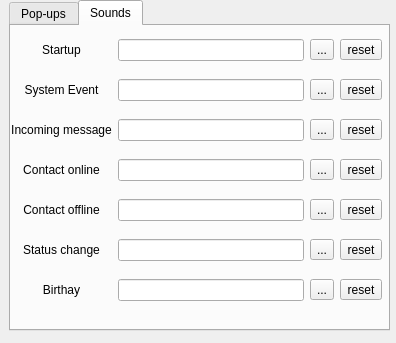
First picture: the form in ui/settings.ui, repository ZloeSabo/qutim-0.2-growlnotifications, before the edit.
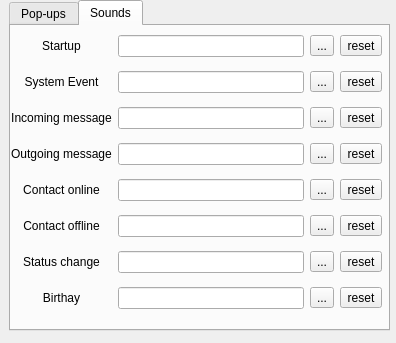
Second picture: the form after the edit.

```diff
--- a/ui/settings.ui
+++ b/ui/settings.ui
@@ -144,28 +144,28 @@
         </property>
        </widget>
       </item>
-      <item row="5" column="1">
-       <widget class="QLineEdit" name="OnlineFilename">
-        <property name="text">
-         <string/>
-        </property>
-       </widget>
-      </item>
       <item row="6" column="1">
-       <widget class="QLineEdit" name="OfflineFilename">
+       <widget class="QLineEdit" name="OnlineFilename">
         <property name="text">
          <string/>
         </property>
        </widget>
       </item>
       <item row="7" column="1">
-       <widget class="QLineEdit" name="StatusChangeFilename">
+       <widget class="QLineEdit" name="OfflineFilename">
         <property name="text">
          <string/>
         </property>
        </widget>
       </item>
       <item row="8" column="1">
+       <widget class="QLineEdit" name="StatusChangeFilename">
+        <property name="text">
+         <string/>
+        </property>
+       </widget>
+      </item>
+      <item row="9" column="1">
        <widget class="QLineEdit" name="BirthdayFilename">
         <property name="text">
          <string/>
@@ -186,28 +186,28 @@
         </property>
        </widget>
       </item>
-      <item row="5" column="2">
-       <widget class="QToolButton" name="onlineSet">
-        <property name="text">
-         <string>...</string>
-        </property>
-       </widget>
-      </item>
       <item row="6" column="2">
-       <widget class="QToolButton" name="offlineSet">
+       <widget class="QToolButton" name="onlineSet">
         <property name="text">
          <string>...</string>
         </property>
        </widget>
       </item>
       <item row="7" column="2">
-       <widget class="QToolButton" name="statuschangeSet">
+       <widget class="QToolButton" name="offlineSet">
         <property name="text">
          <string>...</string>
         </property>
        </widget>
       </item>
       <item row="8" column="2">
+       <widget class="QToolButton" name="statuschangeSet">
+        <property name="text">
+         <string>...</string>
+        </property>
+       </widget>
+      </item>
+      <item row="9" column="2">
        <widget class="QToolButton" name="birthdaySet">
         <property name="text">
          <string>...</string>
@@ -240,7 +240,7 @@
         </property>
        </widget>
       </item>
-      <item row="5" column="0">
+      <item row="6" column="0">
        <widget class="QLabel" name="label_5">
         <property name="text">
          <string>Contact online</string>
@@ -253,7 +253,7 @@
         </property>
        </widget>
       </item>
-      <item row="6" column="0">
+      <item row="7" column="0">
        <widget class="QLabel" name="label_6">
         <property name="text">
          <string>Contact offline</string>
@@ -266,7 +266,7 @@
         </property>
        </widget>
       </item>
-      <item row="7" column="0">
+      <item row="8" column="0">
        <widget class="QLabel" name="label_7">
         <property name="text">
          <string>Status change</string>
@@ -279,7 +279,7 @@
         </property>
        </widget>
       </item>
-      <item row="8" column="0">
+      <item row="9" column="0">
        <widget class="QLabel" name="label_8">
         <property name="text">
          <string>Birthay</string>
@@ -306,28 +306,28 @@
         </property>
        </widget>
       </item>
-      <item row="5" column="3">
-       <widget class="QToolButton" name="onlineReset">
-        <property name="text">
-         <string>reset</string>
-        </property>
-       </widget>
-      </item>
       <item row="6" column="3">
-       <widget class="QToolButton" name="offlineReset">
+       <widget class="QToolButton" name="onlineReset">
         <property name="text">
          <string>reset</string>
         </property>
        </widget>
       </item>
       <item row="7" column="3">
-       <widget class="QToolButton" name="statuschangeReset">
+       <widget class="QToolButton" name="offlineReset">
         <property name="text">
          <string>reset</string>
         </property>
        </widget>
       </item>
       <item row="8" column="3">
+       <widget class="QToolButton" name="statuschangeReset">
+        <property name="text">
+         <string>reset</string>
+        </property>
+       </widget>
+      </item>
+      <item row="9" column="3">
        <widget class="QToolButton" name="birthdayReset">
         <property name="text">
          <string>reset</string>
@@ -375,6 +375,40 @@
         </property>
        </widget>
       </item>
+      <item row="5" column="0">
+       <widget class="QLabel" name="label_3">
+        <property name="text">
+         <string>Outgoing message</string>
+        </property>
+        <property name="alignment">
+         <set>Qt::AlignCenter</set>
+        </property>
+        <property name="buddy">
+         <cstring>SystemEventFilename</cstring>
+        </property>
+       </widget>
+      </item>
+      <item row="5" column="1">
+       <widget class="QLineEdit" name="OutgoingFilename">
+        <property name="text">
+         <string/>
+        </property>
+       </widget>
+      </item>
+      <item row="5" column="2">
+       <widget class="QToolButton" name="outSet">
+        <property name="text">
+         <string>...</string>
+        </property>
+       </widget>
+      </item>
+      <item row="5" column="3">
+       <widget class="QToolButton" name="outReset">
+        <property name="text">
+         <string>reset</string>
+        </property>
+       </widget>
+      </item>
      </layout>
     </widget>
    </widget>
```
Left out of the diff: 34 changed lines with no effect on the pictures.
